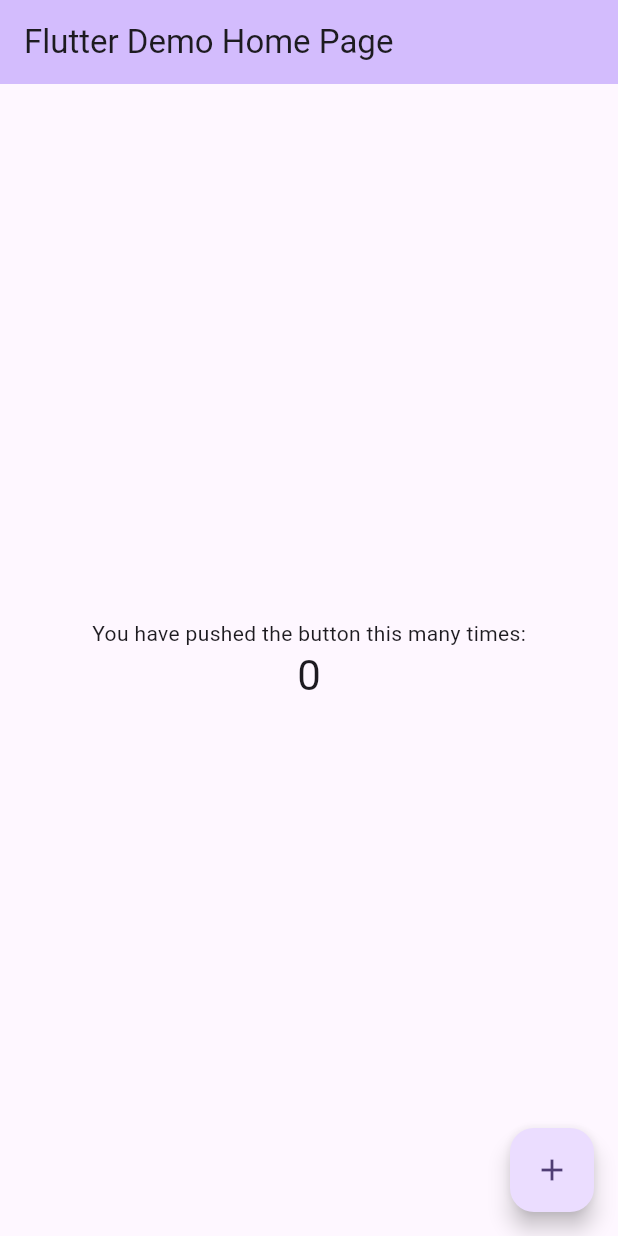
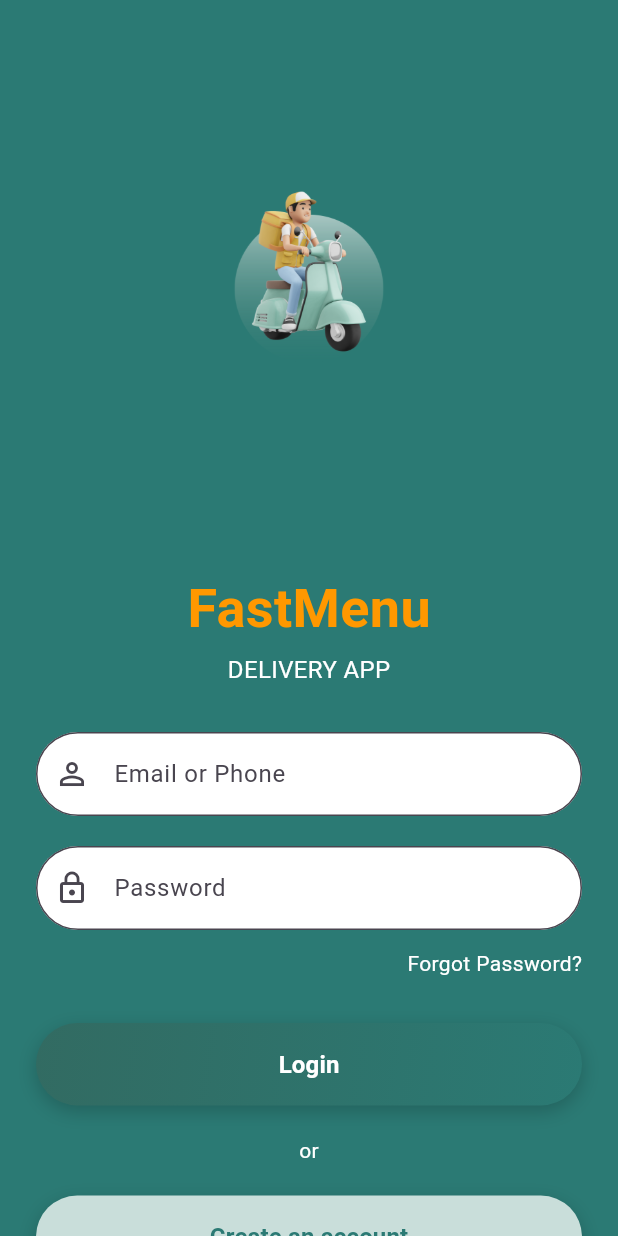
Before and after one commit to ifadatul23/project_uas, a Flutter app: the screen it shows after launch, on a phone screen of 412 x 824 dp. Run offline on Flutter 3.47's test engine with Material 3 defaults, Android fonts, the phone set to English and light mode, and no system bars; Roboto replaces fonts that are missing (Arial).

Commit message:
menanmbahkan sekaligus menstylist halaman login & home

```diff
--- /dev/null
+++ b/lib/lib/pages/login/login_page.dart
@@ -0,0 +1 @@
+// TODO Implement this library.
--- a/lib/main.dart
+++ b/lib/main.dart
@@ -1,4 +1,5 @@
 import 'package:flutter/material.dart';
+import 'pages/login/login_page.dart';
 
 void main() {
   runApp(const MyApp());
@@ -7,116 +8,13 @@ void main() {
 class MyApp extends StatelessWidget {
   const MyApp({super.key});
 
-  // This widget is the root of your application.
   @override
   Widget build(BuildContext context) {
     return MaterialApp(
-      title: 'Flutter Demo',
-      theme: ThemeData(
-        // This is the theme of your application.
-        //
-        // TRY THIS: Try running your application with "flutter run". You'll see
-        // the application has a purple toolbar. Then, without quitting the app,
-        // try changing the seedColor in the colorScheme below to Colors.green
-        // and then invoke "hot reload" (save your changes or press the "hot
-        // reload" button in a Flutter-supported IDE, or press "r" if you used
-        // the command line to start the app).
-        //
-        // Notice that the counter didn't reset back to zero; the application
-        // state is not lost during the reload. To reset the state, use hot
-        // restart instead.
-        //
-        // This works for code too, not just values: Most code changes can be
-        // tested with just a hot reload.
-        colorScheme: ColorScheme.fromSeed(seedColor: Colors.deepPurple),
-      ),
-      home: const MyHomePage(title: 'Flutter Demo Home Page'),
+      title: 'FastMenu',
+      debugShowCheckedModeBanner: false,
+      theme: ThemeData(fontFamily: 'Arial', primarySwatch: Colors.teal),
+      home: const LoginPage(),
     );
   }
 }
-
-class MyHomePage extends StatefulWidget {
-  const MyHomePage({super.key, required this.title});
-
-  // This widget is the home page of your application. It is stateful, meaning
-  // that it has a State object (defined below) that contains fields that affect
-  // how it looks.
-
-  // This class is the configuration for the state. It holds the values (in this
-  // case the title) provided by the parent (in this case the App widget) and
-  // used by the build method of the State. Fields in a Widget subclass are
-  // always marked "final".
-
-  final String title;
-
-  @override
-  State<MyHomePage> createState() => _MyHomePageState();
-}
-
-class _MyHomePageState extends State<MyHomePage> {
-  int _counter = 0;
-
-  void _incrementCounter() {
-    setState(() {
-      // This call to setState tells the Flutter framework that something has
-      // changed in this State, which causes it to rerun the build method below
-      // so that the display can reflect the updated values. If we changed
-      // _counter without calling setState(), then the build method would not be
-      // called again, and so nothing would appear to happen.
-      _counter++;
-    });
-  }
-
-  @override
-  Widget build(BuildContext context) {
-    // This method is rerun every time setState is called, for instance as done
-    // by the _incrementCounter method above.
-    //
-    // The Flutter framework has been optimized to make rerunning build methods
-    // fast, so that you can just rebuild anything that needs updating rather
-    // than having to individually change instances of widgets.
-    return Scaffold(
-      appBar: AppBar(
-        // TRY THIS: Try changing the color here to a specific color (to
-        // Colors.amber, perhaps?) and trigger a hot reload to see the AppBar
-        // change color while the other colors stay the same.
-        backgroundColor: Theme.of(context).colorScheme.inversePrimary,
-        // Here we take the value from the MyHomePage object that was created by
-        // the App.build method, and use it to set our appbar title.
-        title: Text(widget.title),
-      ),
-      body: Center(
-        // Center is a layout widget. It takes a single child and positions it
-        // in the middle of the parent.
-        child: Column(
-          // Column is also a layout widget. It takes a list of children and
-          // arranges them vertically. By default, it sizes itself to fit its
-          // children horizontally, and tries to be as tall as its parent.
-          //
-          // Column has various properties to control how it sizes itself and
-          // how it positions its children. Here we use mainAxisAlignment to
-          // center the children vertically; the main axis here is the vertical
-          // axis because Columns are vertical (the cross axis would be
-          // horizontal).
-          //
-          // TRY THIS: Invoke "debug painting" (choose the "Toggle Debug Paint"
-          // action in the IDE, or press "p" in the console), to see the
-          // wireframe for each widget.
-          mainAxisAlignment: MainAxisAlignment.center,
-          children: <Widget>[
-            const Text('You have pushed the button this many times:'),
-            Text(
-              '$_counter',
-              style: Theme.of(context).textTheme.headlineMedium,
-            ),
-          ],
-        ),
-      ),
-      floatingActionButton: FloatingActionButton(
-        onPressed: _incrementCounter,
-        tooltip: 'Increment',
-        child: const Icon(Icons.add),
-      ), // This trailing comma makes auto-formatting nicer for build methods.
-    );
-  }
-}
--- /dev/null
+++ b/lib/pages/login/login_page.dart
@@ -0,0 +1,155 @@
+import 'package:flutter/material.dart';
+import '../home/home_page.dart';
+
+class LoginPage extends StatelessWidget {
+  const LoginPage({super.key});
+
+  @override
+  Widget build(BuildContext context) {
+    return Scaffold(
+      backgroundColor: const Color(0xFF2B7A74),
+      body: SingleChildScrollView(
+        child: Column(
+          children: [
+            const SizedBox(height: 60),
+            Center(
+              child: Image.asset('assets/images/scooter.png', height: 300),
+            ),
+            const SizedBox(height: 20),
+            const Text(
+              'FastMenu',
+              style: TextStyle(
+                fontSize: 36,
+                fontWeight: FontWeight.bold,
+                color: Colors.orange,
+              ),
+            ),
+            const SizedBox(height: 4),
+            const Text(
+              'DELIVERY APP',
+              style: TextStyle(fontSize: 16, color: Colors.white),
+            ),
+            const SizedBox(height: 30),
+            Padding(
+              padding: const EdgeInsets.symmetric(horizontal: 24.0),
+              child: Column(
+                children: [
+                  TextFormField(
+                    decoration: InputDecoration(
+                      prefixIcon: const Icon(Icons.person_outline),
+                      hintText: 'Email or Phone',
+                      fillColor: Colors.white,
+                      filled: true,
+                      border: OutlineInputBorder(
+                        borderRadius: BorderRadius.circular(30.0),
+                      ),
+                    ),
+                  ),
+                  const SizedBox(height: 20),
+                  TextFormField(
+                    obscureText: true,
+                    decoration: InputDecoration(
+                      prefixIcon: const Icon(Icons.lock_outline),
+                      hintText: 'Password',
+                      fillColor: Colors.white,
+                      filled: true,
+                      border: OutlineInputBorder(
+                        borderRadius: BorderRadius.circular(30.0),
+                      ),
+                    ),
+                  ),
+                  const SizedBox(height: 12),
+                  const Align(
+                    alignment: Alignment.centerRight,
+                    child: Text(
+                      'Forgot Password?',
+                      style: TextStyle(color: Colors.white),
+                    ),
+                  ),
+                  const SizedBox(height: 30),
+                  Container(
+                    width: double.infinity,
+                    decoration: BoxDecoration(
+                      gradient: const LinearGradient(
+                        colors: [Color(0xFF326B62), Color(0xFF2B7A74)],
+                        begin: Alignment.topLeft,
+                        end: Alignment.bottomRight,
+                      ),
+                      borderRadius: BorderRadius.circular(30),
+                      boxShadow: [
+                        BoxShadow(
+                          color: Colors.black.withAlpha(51),
+                          offset: const Offset(0, 4),
+                          blurRadius: 10,
+                        ),
+                      ],
+                    ),
+                    child: TextButton(
+                      onPressed: () {
+                        Navigator.push(
+                          context,
+                          MaterialPageRoute(
+                            builder: (context) => const HomePage(),
+                          ),
+                        );
+                      },
+                      style: TextButton.styleFrom(
+                        padding: const EdgeInsets.symmetric(vertical: 16),
+                        shape: RoundedRectangleBorder(
+                          borderRadius: BorderRadius.circular(30),
+                        ),
+                      ),
+                      child: const Text(
+                        'Login',
+                        style: TextStyle(
+                          color: Colors.white,
+                          fontSize: 16,
+                          fontWeight: FontWeight.bold,
+                        ),
+                      ),
+                    ),
+                  ),
+                  const SizedBox(height: 20),
+                  const Text("or", style: TextStyle(color: Colors.white)),
+                  const SizedBox(height: 20),
+                  Container(
+                    width: double.infinity,
+                    decoration: BoxDecoration(
+                      color: const Color(0xFFC9DEDA),
+                      borderRadius: BorderRadius.circular(30),
+                      boxShadow: [
+                        BoxShadow(
+                          color: Colors.black.withAlpha(51),
+                          offset: const Offset(0, 4),
+                          blurRadius: 10,
+                        ),
+                      ],
+                    ),
+                    child: TextButton(
+                      onPressed: () {},
+                      style: TextButton.styleFrom(
+                        padding: const EdgeInsets.symmetric(vertical: 16),
+                        shape: RoundedRectangleBorder(
+                          borderRadius: BorderRadius.circular(30),
+                        ),
+                      ),
+                      child: const Text(
+                        'Create an account',
+                        style: TextStyle(
+                          color: Color(0xFF2B7A74),
+                          fontSize: 16,
+                          fontWeight: FontWeight.bold,
+                        ),
+                      ),
+                    ),
+                  ),
+                  const SizedBox(height: 30),
+                ],
+              ),
+            ),
+          ],
+        ),
+      ),
+    );
+  }
+}
```
Also changed, not shown: analysis_options.yaml (+4 -15 lines), lib/pages/home/home_page.dart (added, +145 -0 lines), pubspec.yaml (+8 -78 lines), assets/images/ayam_geprek.png (added), assets/images/burger.png (added), assets/images/pizza.png (added), assets/images/scooter.png (added), lib/pages/cart/cart_page.dart (added), lib/pubspec.lock (added), pubspec.lock (added), 8 other files.
